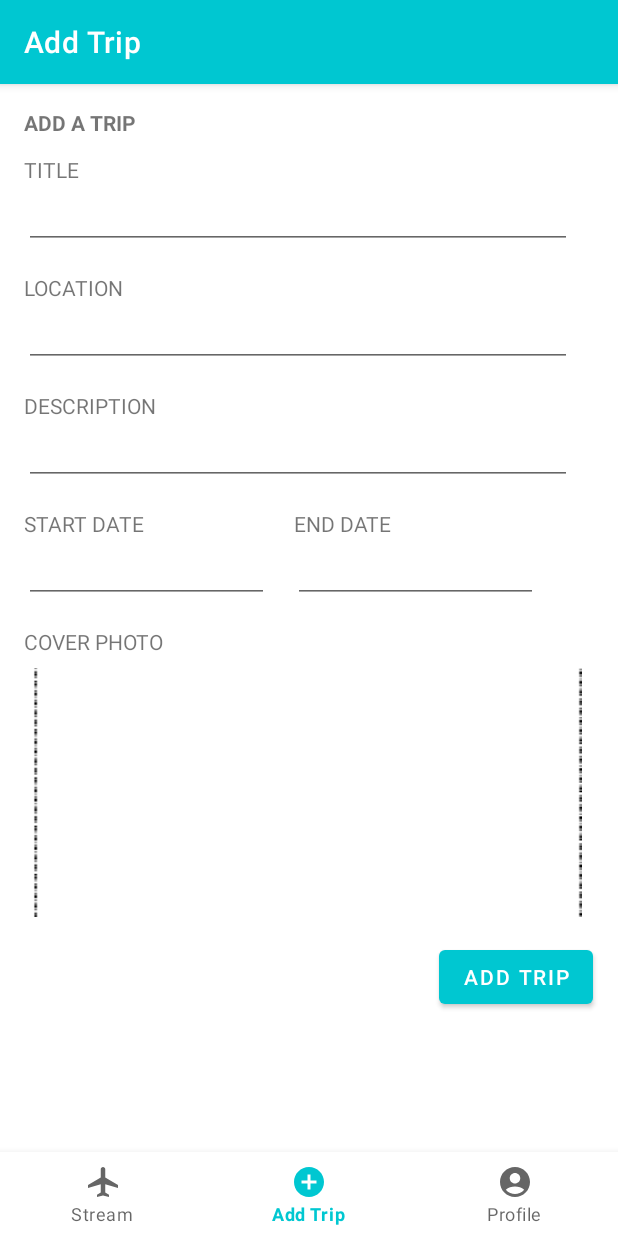
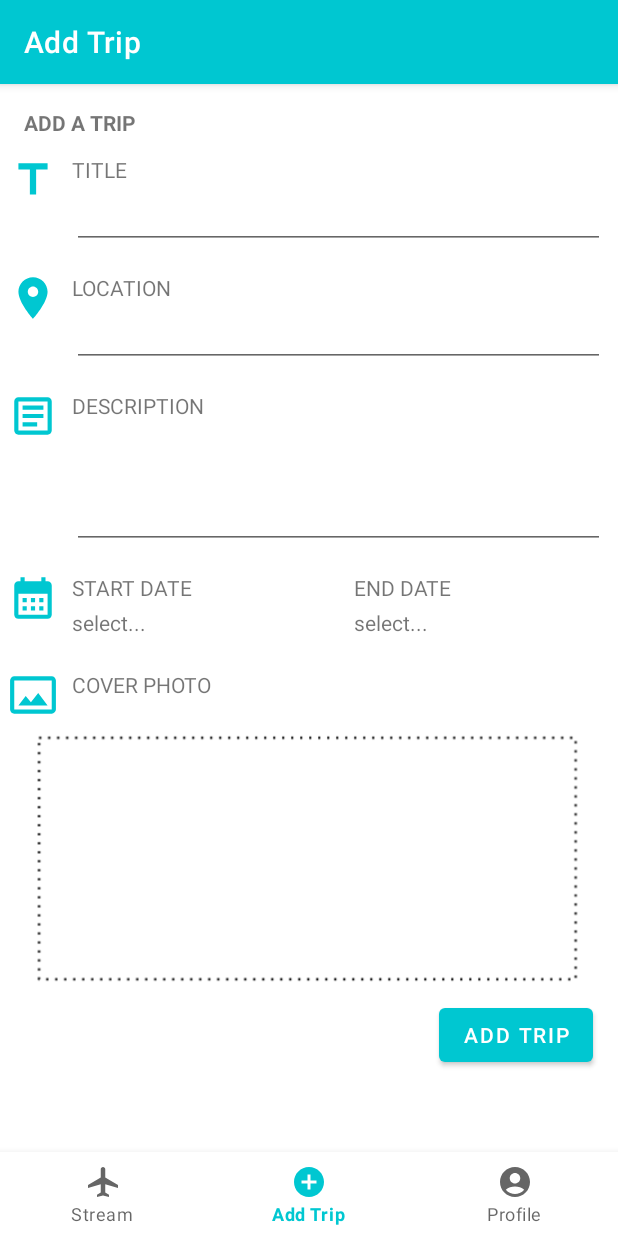
Before and after one commit to arianagoldstein/tripline, an Android app: the AddTripFragment screen opened through its navigation route, on a phone screen of 412 x 824 dp. Run offline under Robolectric (Android 15) with nearby library versions, the phone set to English and light mode, and no system bars; our stand-ins replace navigation-ui; libraries missing offline, so code that uses them is left out: com.parse; pictures from the network do not load; 9 statements that could not run were skipped.

Commit message:
added MaterialDatePicker for trip dates, icons for adding trips, events

```diff
--- a/app/build.gradle
+++ b/app/build.gradle
@@ -47,10 +47,13 @@ dependencies {
     implementation 'com.github.parse-community.Parse-SDK-Android:parse:1.25.0'
     implementation 'com.squareup.okhttp3:logging-interceptor:3.8.1' // for logging API calls to LogCat
 
-    //dependencies for Glide (displaying images)
+    // dependencies for Glide (displaying images)
     implementation 'com.github.bumptech.glide:glide:4.12.0'
     annotationProcessor 'com.github.bumptech.glide:compiler:4.12.0'
 
     // dependencies for pull-to-refresh functionality in stream
     implementation 'androidx.swiperefreshlayout:swiperefreshlayout:1.1.0'
+
+    // dependencies for Material Design
+    implementation 'com.google.android.material:material:1.6.1'
 }
--- a/app/src/main/java/com/example/tripline/ui/addtrip/AddTripFragment.java
+++ b/app/src/main/java/com/example/tripline/ui/addtrip/AddTripFragment.java
@@ -15,6 +15,7 @@ import android.widget.Toast;
 
 import androidx.annotation.NonNull;
 import androidx.annotation.Nullable;
+import androidx.core.util.Pair;
 import androidx.fragment.app.Fragment;
 import androidx.lifecycle.ViewModelProvider;
 import androidx.navigation.NavController;
@@ -25,6 +26,8 @@ import com.example.tripline.R;
 import com.example.tripline.databinding.FragmentAddtripBinding;
 import com.example.tripline.models.Trip;
 import com.example.tripline.models.User;
+import com.google.android.material.datepicker.MaterialDatePicker;
+import com.google.android.material.datepicker.MaterialPickerOnPositiveButtonClickListener;
 import com.parse.ParseException;
 import com.parse.ParseFile;
 import com.parse.ParseGeoPoint;
@@ -32,6 +35,7 @@ import com.parse.SaveCallback;
 
 import java.io.ByteArrayOutputStream;
 import java.io.IOException;
+import java.text.SimpleDateFormat;
 import java.util.Date;
 
 // this fragment will allow the user to add a new trip to their profile
@@ -43,6 +47,9 @@ public class AddTripFragment extends Fragment {
     // variables for photo upload
     private final static int PICK_PHOTO_CODE = 1046;
     private ParseFile coverPhoto;
+
+    private Date startDate;
+    private Date endDate;
 
     public View onCreateView(@NonNull LayoutInflater inflater,
                              ViewGroup container, Bundle savedInstanceState) {
@@ -58,6 +65,41 @@ public class AddTripFragment extends Fragment {
     @Override
     public void onViewCreated(@NonNull View view, @Nullable Bundle savedInstanceState) {
         super.onViewCreated(view, savedInstanceState);
+
+        // initializing dates as null before they're selected
+        startDate = null;
+        endDate = null;
+
+        // constructing a Material Date Picker
+        MaterialDatePicker.Builder<Pair<Long, Long>> builder = MaterialDatePicker.Builder.dateRangePicker();
+        builder.setTitleText("SELECT A RANGE OF DATES");
+        final MaterialDatePicker materialDatePicker = builder.build();
+
+        // shows the date picker
+        binding.ibChooseDates.setOnClickListener(new View.OnClickListener() {
+            @Override
+            public void onClick(View v) {
+                materialDatePicker.show(((MainActivity) getContext()).getSupportFragmentManager(), "DATE_PICKER");
+            }
+        });
+
+        materialDatePicker.addOnPositiveButtonClickListener(new MaterialPickerOnPositiveButtonClickListener() {
+            @Override
+            public void onPositiveButtonClick(Object selection) {
+                Pair selectedDates = (Pair) materialDatePicker.getSelection();
+                // then obtain the startDate & endDate from the range
+                final Pair<Date, Date> rangeDate = new Pair<>(new Date((Long) selectedDates.first), new Date((Long) selectedDates.second));
+                // assigned variables
+                startDate = rangeDate.first;
+                endDate = rangeDate.second;
+
+                // format the dates in your desired display mode
+                SimpleDateFormat simpleFormat = new SimpleDateFormat("MMM dd, yyyy");
+                // display it with setText
+                binding.tvStartDateDisplay.setText(simpleFormat.format(startDate));
+                binding.tvEndDateDisplay.setText(simpleFormat.format(endDate));
+            }
+        });
 
         // when the user clicks on the cover photo placeholder, they can upload a photo
         binding.ivCoverPhotoAddTrip.setOnClickListener(new View.OnClickListener() {
@@ -75,8 +117,6 @@ public class AddTripFragment extends Fragment {
                 String title = binding.etTitle.getText().toString();
                 ParseGeoPoint location = new ParseGeoPoint(0, 0);
                 String description = binding.etDescription.getText().toString();
-                Date startDate = new Date();
-                Date endDate = new Date();
 
                 // can't post with an empty title
                 if (title.isEmpty()) {
@@ -87,6 +127,12 @@ public class AddTripFragment extends Fragment {
                 // can't post with an empty description
                 if (description.isEmpty()) {
                     Toast.makeText(getContext(), "Description cannot be empty", Toast.LENGTH_SHORT).show();
+                    return;
+                }
+
+                // can't post without a start and end date
+                if (startDate == null || endDate == null) {
+                    Toast.makeText(getContext(), "A start and end date must be selected", Toast.LENGTH_SHORT).show();
                     return;
                 }
 
@@ -131,8 +177,8 @@ public class AddTripFragment extends Fragment {
                 binding.etTitle.setText("");
                 binding.etLocation.setText("");
                 binding.etDescription.setText("");
-                binding.etStartDate.setText("");
-                binding.etEndDate.setText("");
+                binding.tvStartDateDisplay.setText("");
+                binding.tvEndDateDisplay.setText("");
                 binding.ivCoverPhotoAddTrip.setImageResource(0);
             }
         });
--- /dev/null
+++ b/app/src/main/res/drawable/activitytype_icon.xml
@@ -0,0 +1,5 @@
+<vector android:height="24dp" android:tint="#00C7D1"
+    android:viewportHeight="24" android:viewportWidth="24"
+    android:width="24dp" xmlns:android="http://schemas.android.com/apk/res/android">
+    <path android:fillColor="@android:color/white" android:pathData="M15.4,17l1.3,4.4h-1.1L13,17h-3c-0.55,0 -1,-0.45 -1,-1c0,-0.55 0.45,-1 1,-1h3l2.6,-4.4h1.1L15.4,15h2.85L19,14h1l-0.6,2l0.6,2h-1l-0.75,-1H15.4zM5.75,7L5,6H4l0.6,2L4,10h1l0.75,-1H8.6l-1.3,4.4h1.1L11,9h3c0.55,0 1,-0.45 1,-1s-0.45,-1 -1,-1h-3L8.4,2.6H7.3L8.6,7H5.75z"/>
+</vector>
--- /dev/null
+++ b/app/src/main/res/drawable/calendar_icon.xml
@@ -0,0 +1,5 @@
+<vector android:height="24dp" android:tint="#00C7D1"
+    android:viewportHeight="24" android:viewportWidth="24"
+    android:width="24dp" xmlns:android="http://schemas.android.com/apk/res/android">
+    <path android:fillColor="@android:color/white" android:pathData="M19,4h-1V2h-2v2H8V2H6v2H5C3.89,4 3.01,4.9 3.01,6L3,20c0,1.1 0.89,2 2,2h14c1.1,0 2,-0.9 2,-2V6C21,4.9 20.1,4 19,4zM19,20H5V10h14V20zM9,14H7v-2h2V14zM13,14h-2v-2h2V14zM17,14h-2v-2h2V14zM9,18H7v-2h2V18zM13,18h-2v-2h2V18zM17,18h-2v-2h2V18z"/>
+</vector>
--- /dev/null
+++ b/app/src/main/res/drawable/description_icon.xml
@@ -0,0 +1,6 @@
+<vector android:autoMirrored="true" android:height="24dp"
+    android:tint="#00C7D1" android:viewportHeight="24"
+    android:viewportWidth="24" android:width="24dp" xmlns:android="http://schemas.android.com/apk/res/android">
+    <path android:fillColor="@android:color/white" android:pathData="M19,5v14H5V5H19M19,3H5C3.9,3 3,3.9 3,5v14c0,1.1 0.9,2 2,2h14c1.1,0 2,-0.9 2,-2V5C21,3.9 20.1,3 19,3L19,3z"/>
+    <path android:fillColor="@android:color/white" android:pathData="M14,17H7v-2h7V17zM17,13H7v-2h10V13zM17,9H7V7h10V9z"/>
+</vector>
--- /dev/null
+++ b/app/src/main/res/drawable/photo_icon.xml
@@ -0,0 +1,5 @@
+<vector android:height="24dp" android:tint="#00C7D1"
+    android:viewportHeight="24" android:viewportWidth="24"
+    android:width="24dp" xmlns:android="http://schemas.android.com/apk/res/android">
+    <path android:fillColor="@android:color/white" android:pathData="M21,3L3,3C2,3 1,4 1,5v14c0,1.1 0.9,2 2,2h18c1,0 2,-1 2,-2L23,5c0,-1 -1,-2 -2,-2zM21,18.92c-0.02,0.03 -0.06,0.06 -0.08,0.08L3,19L3,5.08L3.08,5h17.83c0.03,0.02 0.06,0.06 0.08,0.08v13.84zM11,15.51L8.5,12.5 5,17h14l-4.5,-6z"/>
+</vector>
--- /dev/null
+++ b/app/src/main/res/drawable/photos_icon.xml
@@ -0,0 +1,5 @@
+<vector android:height="24dp" android:tint="#00C7D1"
+    android:viewportHeight="24" android:viewportWidth="24"
+    android:width="24dp" xmlns:android="http://schemas.android.com/apk/res/android">
+    <path android:fillColor="@android:color/white" android:pathData="M20,4v12L8,16L8,4h12m0,-2L8,2c-1.1,0 -2,0.9 -2,2v12c0,1.1 0.9,2 2,2h12c1.1,0 2,-0.9 2,-2L22,4c0,-1.1 -0.9,-2 -2,-2zM11.5,11.67l1.69,2.26 2.48,-3.1L19,15L9,15zM2,6v14c0,1.1 0.9,2 2,2h14v-2L4,20L4,6L2,6z"/>
+</vector>
--- /dev/null
+++ b/app/src/main/res/drawable/title_icon.xml
@@ -0,0 +1,5 @@
+<vector android:height="24dp" android:tint="#00C7D1"
+    android:viewportHeight="24" android:viewportWidth="24"
+    android:width="24dp" xmlns:android="http://schemas.android.com/apk/res/android">
+    <path android:fillColor="@android:color/white" android:pathData="M5,4v3h5.5v12h3V7H19V4z"/>
+</vector>
--- a/app/src/main/res/layout/fragment_addtrip.xml
+++ b/app/src/main/res/layout/fragment_addtrip.xml
@@ -9,7 +9,9 @@
 
     <ScrollView
         android:layout_width="match_parent"
-        android:layout_height="match_parent">
+        android:layout_height="match_parent"
+        tools:layout_editor_absoluteX="0dp"
+        tools:layout_editor_absoluteY="0dp">
 
         <androidx.constraintlayout.widget.ConstraintLayout
             android:layout_width="match_parent"
@@ -20,7 +22,7 @@
                 android:id="@+id/btnAddTrip"
                 android:layout_width="wrap_content"
                 android:layout_height="wrap_content"
-                android:layout_marginTop="16dp"
+                android:layout_marginTop="10dp"
                 android:text="@string/add_trip"
                 app:layout_constraintEnd_toEndOf="parent"
                 app:layout_constraintHorizontal_bias="0.947"
@@ -42,7 +44,7 @@
                 android:id="@+id/tvTitle"
                 android:layout_width="wrap_content"
                 android:layout_height="wrap_content"
-                android:layout_marginStart="16dp"
+                android:layout_marginStart="48dp"
                 android:layout_marginTop="12dp"
                 android:text="@string/title"
                 app:layout_constraintStart_toStartOf="parent"
@@ -50,9 +52,9 @@
 
             <EditText
                 android:id="@+id/etTitle"
-                android:layout_width="365dp"
+                android:layout_width="355dp"
                 android:layout_height="35dp"
-                android:layout_marginStart="16dp"
+                android:layout_marginStart="48dp"
                 android:layout_marginTop="8dp"
                 android:ems="10"
                 android:inputType="textPersonName"
@@ -64,7 +66,7 @@
                 android:id="@+id/tvLocation"
                 android:layout_width="wrap_content"
                 android:layout_height="wrap_content"
-                android:layout_marginStart="16dp"
+                android:layout_marginStart="48dp"
                 android:layout_marginTop="16dp"
                 android:text="@string/location"
                 app:layout_constraintStart_toStartOf="parent"
@@ -72,9 +74,9 @@
 
             <EditText
                 android:id="@+id/etLocation"
-                android:layout_width="365dp"
+                android:layout_width="355dp"
                 android:layout_height="35dp"
-                android:layout_marginStart="16dp"
+                android:layout_marginStart="48dp"
                 android:layout_marginTop="8dp"
                 android:ems="10"
                 android:inputType="textPersonName"
@@ -86,17 +88,18 @@
                 android:id="@+id/tvDescription"
                 android:layout_width="wrap_content"
                 android:layout_height="wrap_content"
-                android:layout_marginStart="16dp"
+                android:layout_marginStart="48dp"
                 android:layout_marginTop="16dp"
                 android:text="@string/description"
                 app:layout_constraintStart_toStartOf="parent"
                 app:layout_constraintTop_toBottomOf="@+id/etLocation" />
 
+
             <EditText
                 android:id="@+id/etDescription"
-                android:layout_width="365dp"
-                android:layout_height="35dp"
-                android:layout_marginStart="16dp"
+                android:layout_width="355dp"
+                android:layout_height="78dp"
+                android:layout_marginStart="48dp"
                 android:layout_marginTop="8dp"
                 android:ems="10"
                 android:inputType="textPersonName"
@@ -104,23 +107,11 @@
                 app:layout_constraintStart_toStartOf="parent"
                 app:layout_constraintTop_toBottomOf="@+id/tvDescription" />
 
-            <EditText
-                android:id="@+id/etStartDate"
-                android:layout_width="163dp"
-                android:layout_height="35dp"
-                android:layout_marginStart="16dp"
-                android:layout_marginTop="8dp"
-                android:ems="10"
-                android:inputType="date"
-                android:textSize="12sp"
-                app:layout_constraintStart_toStartOf="parent"
-                app:layout_constraintTop_toBottomOf="@+id/tvStartDate" />
-
             <TextView
                 android:id="@+id/tvStartDate"
                 android:layout_width="wrap_content"
                 android:layout_height="wrap_content"
-                android:layout_marginStart="16dp"
+                android:layout_marginStart="48dp"
                 android:layout_marginTop="16dp"
                 android:text="@string/start_date"
                 app:layout_constraintStart_toStartOf="parent"
@@ -130,45 +121,96 @@
                 android:id="@+id/tvEndDate"
                 android:layout_width="wrap_content"
                 android:layout_height="wrap_content"
-                android:layout_marginStart="100dp"
+                android:layout_marginStart="108dp"
                 android:layout_marginTop="16dp"
                 android:text="@string/end_date"
                 app:layout_constraintStart_toEndOf="@+id/tvStartDate"
                 app:layout_constraintTop_toBottomOf="@+id/etDescription" />
 
-            <EditText
-                android:id="@+id/etEndDate"
-                android:layout_width="163dp"
-                android:layout_height="35dp"
-                android:layout_marginStart="16dp"
-                android:layout_marginTop="8dp"
-                android:ems="10"
-                android:inputType="date"
-                android:textSize="12sp"
-                app:layout_constraintStart_toEndOf="@+id/etStartDate"
-                app:layout_constraintTop_toBottomOf="@+id/tvEndDate" />
-
             <TextView
                 android:id="@+id/tvPhotosEvent"
                 android:layout_width="wrap_content"
                 android:layout_height="wrap_content"
-                android:layout_marginStart="16dp"
-                android:layout_marginTop="16dp"
+                android:layout_marginStart="48dp"
+                android:layout_marginTop="22dp"
                 android:text="@string/cover_photo"
                 app:layout_constraintStart_toStartOf="parent"
-                app:layout_constraintTop_toBottomOf="@+id/etStartDate" />
+                app:layout_constraintTop_toBottomOf="@+id/tvStartDateDisplay" />
 
             <ImageView
                 android:id="@+id/ivCoverPhotoAddTrip"
                 android:layout_width="366dp"
                 android:layout_height="166dp"
-                android:layout_marginTop="8dp"
+                android:layout_marginTop="24dp"
                 android:scaleType="centerCrop"
                 app:layout_constraintEnd_toEndOf="parent"
-                app:layout_constraintHorizontal_bias="0.485"
+                app:layout_constraintHorizontal_bias="0.488"
                 app:layout_constraintStart_toStartOf="parent"
                 app:layout_constraintTop_toBottomOf="@+id/tvPhotosEvent"
-                app:srcCompat="@drawable/border" />
+                app:srcCompat="@drawable/coverphoto_placeholder" />
+
+            <ImageButton
+                android:id="@+id/ibChooseDates"
+                android:layout_width="33dp"
+                android:layout_height="33dp"
+                android:layout_marginLeft="5dp"
+                android:background="@drawable/calendar_icon"
+                app:layout_constraintStart_toStartOf="parent"
+                app:layout_constraintTop_toTopOf="@+id/tvStartDate" />
+
+            <TextView
+                android:id="@+id/tvStartDateDisplay"
+                android:layout_width="wrap_content"
+                android:layout_height="wrap_content"
+                android:layout_marginTop="4dp"
+                android:text="select..."
+                app:layout_constraintStart_toStartOf="@+id/tvStartDate"
+                app:layout_constraintTop_toBottomOf="@+id/tvStartDate" />
+
+            <ImageView
+                android:id="@+id/ivDescriptionIconTrip"
+                android:layout_width="33dp"
+                android:layout_height="33dp"
+                android:layout_marginLeft="5dp"
+                app:layout_constraintStart_toStartOf="parent"
+                app:layout_constraintTop_toTopOf="@+id/tvDescription"
+                app:srcCompat="@drawable/description_icon" />
+
+            <ImageView
+                android:id="@+id/ivLocationIcon"
+                android:layout_width="33dp"
+                android:layout_height="33dp"
+                android:layout_marginLeft="5dp"
+                app:layout_constraintStart_toStartOf="parent"
+                app:layout_constraintTop_toTopOf="@+id/tvLocation"
+                app:srcCompat="@drawable/location_icon" />
+
+            <ImageView
+                android:id="@+id/ivTitleIconTrip"
+                android:layout_width="33dp"
+                android:layout_height="33dp"
+                app:layout_constraintStart_toStartOf="parent"
+                app:layout_constraintTop_toTopOf="@+id/tvTitle"
+                app:srcCompat="@drawable/title_icon"
+                android:layout_marginLeft="5dp" />
+
+            <TextView
+                android:id="@+id/tvEndDateDisplay"
+                android:layout_width="wrap_content"
+                android:layout_height="wrap_content"
+                android:layout_marginTop="4dp"
+                android:text="select..."
+                app:layout_constraintStart_toStartOf="@+id/tvEndDate"
+                app:layout_constraintTop_toBottomOf="@+id/tvEndDate" />
+
+            <ImageView
+                android:id="@+id/ivCoverPhotoIcon"
+                android:layout_width="33dp"
+                android:layout_height="33dp"
+                android:layout_marginLeft="5dp"
+                app:layout_constraintStart_toStartOf="parent"
+                app:layout_constraintTop_toTopOf="@+id/tvPhotosEvent"
+                app:srcCompat="@drawable/photo_icon" />
 
         </androidx.constraintlayout.widget.ConstraintLayout>
 
@@ -176,6 +218,4 @@
     </ScrollView>
 
 
-
-
 </androidx.constraintlayout.widget.ConstraintLayout>
```
Also changed, not shown: app/src/main/res/layout/fragment_add_event.xml (+47 -10 lines), app/src/main/res/drawable/coverphoto_placeholder.png (added).
